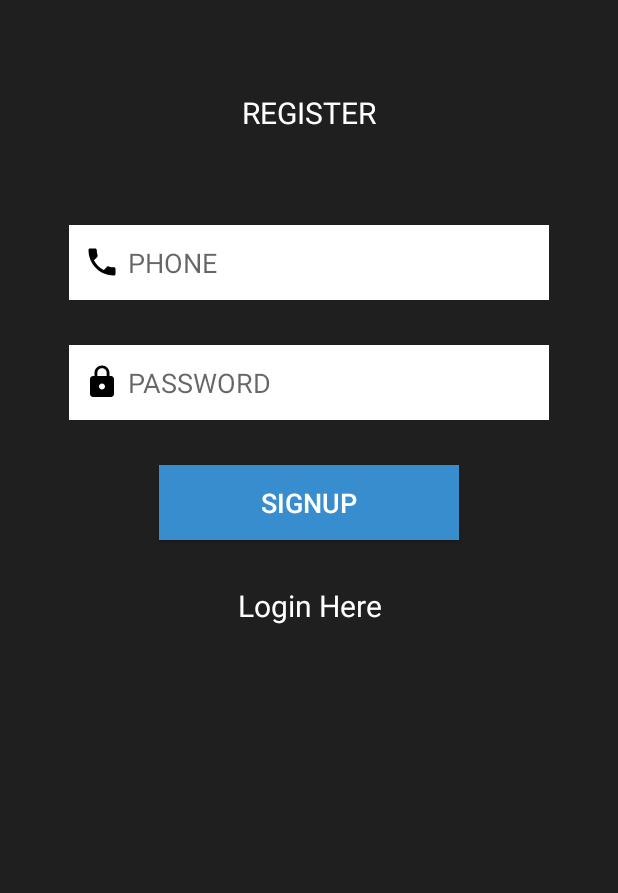
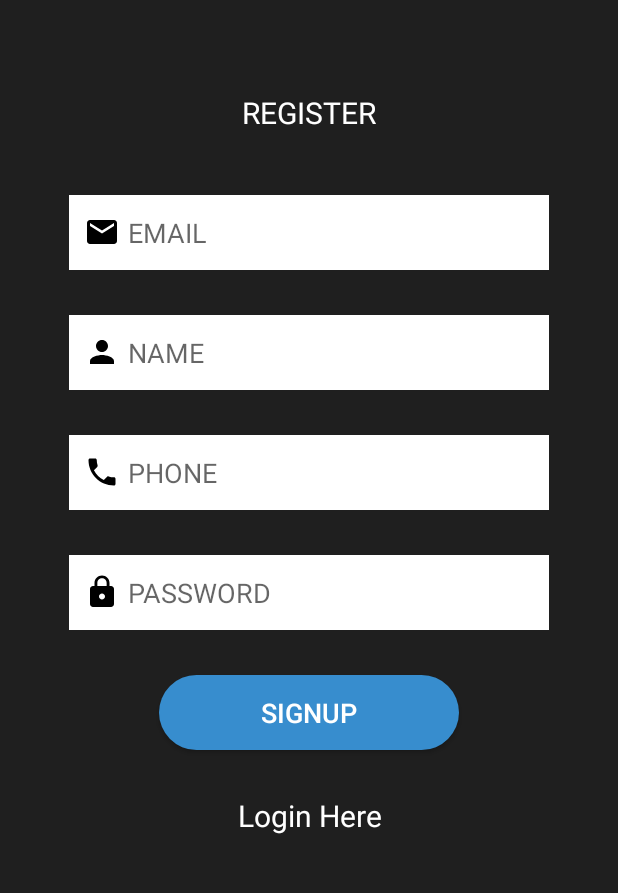
Before and after one commit to Zentario/CabNowAndroidApp, an Android app: the screen it shows after launch (MainActivity), on a phone screen of 412 x 824 dp, the part 195-1088 px from its top. Run offline under Robolectric (Android 15) with nearby library versions, the phone set to English and light mode, and no system bars; libraries missing offline, so code that uses them is left out: dmax.dialog.

Commit message:
small change

```diff
--- a/app/build.gradle
+++ b/app/build.gradle
@@ -30,4 +30,5 @@ dependencies {
     implementation 'com.squareup.retrofit2:retrofit:2.4.0'
     implementation 'com.squareup.retrofit2:converter-scalars:2.3.0'
     implementation 'com.squareup.retrofit2:converter-gson:2.4.0'
+    implementation 'com.github.d-max:spots-dialog:1.1@aar'
 }
--- a/app/src/main/java/com/example/cabnow/MainActivity.java
+++ b/app/src/main/java/com/example/cabnow/MainActivity.java
@@ -2,6 +2,7 @@ package com.example.cabnow;
 
 import androidx.appcompat.app.AppCompatActivity;
 
+import android.app.AlertDialog;
 import android.content.Intent;
 import android.os.Bundle;
 import android.util.Log;
@@ -16,6 +17,7 @@ import org.json.JSONObject;
 
 import java.io.IOException;
 
+import dmax.dialog.SpotsDialog;
 import okhttp3.ResponseBody;
 import retrofit2.Call;
 import retrofit2.Callback;
@@ -56,6 +58,14 @@ public class MainActivity extends AppCompatActivity {
                         e.printStackTrace();
                     }
 
+                    final AlertDialog dialog = new SpotsDialog.Builder()
+                            .setContext(MainActivity.this)
+                            .setMessage("Creating new user")
+                            .setCancelable(false)
+                            .build();
+
+                    dialog.show();
+
                     Call<ResponseBody> call = RetrofitClient
                             .getInstance()
                             .getApi()
@@ -84,21 +94,25 @@ public class MainActivity extends AppCompatActivity {
 
                                     if(!error)
                                     {
-                                        Toast.makeText(MainActivity.this, msg, Toast.LENGTH_SHORT).show();
+                                        //Toast.makeText(MainActivity.this, msg, Toast.LENGTH_SHORT).show();
+                                        dialog.dismiss();
                                         startActivity(new Intent(MainActivity.this, LoginActivity.class));
                                     }
                                     else
                                     {
-                                        Toast.makeText(MainActivity.this, msg, Toast.LENGTH_SHORT).show();
+                                        dialog.dismiss();
+                                        Toast.makeText(MainActivity.this, msg, Toast.LENGTH_LONG).show();
                                     }
                                 } catch (JSONException e) {
                                     e.printStackTrace();
                                 }
                             }
+
                         }
 
                         @Override
                         public void onFailure(Call<ResponseBody> call, Throwable t) {
+                            dialog.dismiss();
                             Toast.makeText(MainActivity.this, t.getMessage(), Toast.LENGTH_LONG).show();
                         }
                     });
--- /dev/null
+++ b/app/src/main/res/drawable/button_shape.xml
@@ -0,0 +1,7 @@
+<?xml version="1.0" encoding="utf-8"?>
+<shape xmlns:android="http://schemas.android.com/apk/res/android"
+    android:shape="rectangle">
+    <solid android:color="#378DCE"/>
+    <corners android:radius="30dp"/>
+
+</shape>
--- /dev/null
+++ b/app/src/main/res/drawable/ic_email_black_24dp.xml
@@ -0,0 +1,9 @@
+<vector xmlns:android="http://schemas.android.com/apk/res/android"
+        android:width="24dp"
+        android:height="24dp"
+        android:viewportWidth="24.0"
+        android:viewportHeight="24.0">
+    <path
+        android:fillColor="#FF000000"
+        android:pathData="M20,4L4,4c-1.1,0 -1.99,0.9 -1.99,2L2,18c0,1.1 0.9,2 2,2h16c1.1,0 2,-0.9 2,-2L22,6c0,-1.1 -0.9,-2 -2,-2zM20,8l-8,5 -8,-5L4,6l8,5 8,-5v2z"/>
+</vector>
--- a/app/src/main/res/layout/activity_login.xml
+++ b/app/src/main/res/layout/activity_login.xml
@@ -49,7 +49,7 @@
         android:layout_gravity="center"
         android:layout_marginTop="40dp"
         android:textColor="#fff"
-        android:background="#378DCE"
+        android:background="@drawable/button_shape"
         android:textSize="18sp"/>
 
     <TextView
--- a/app/src/main/res/layout/activity_main.xml
+++ b/app/src/main/res/layout/activity_main.xml
@@ -26,13 +26,39 @@
         android:textSize="20sp"/>
 
     <EditText
+        android:id="@+id/edt_email"
+        android:layout_width="320dp"
+        android:layout_height="50dp"
+        android:background="#fff"
+        android:hint="EMAIL"
+        android:inputType="textEmailAddress"
+        android:layout_marginTop="30dp"
+        android:layout_gravity="center"
+        android:padding="10sp"
+        android:drawableStart="@drawable/ic_email_black_24dp"
+        android:drawablePadding="5dp"/>
+
+    <EditText
+        android:id="@+id/edt_name"
+        android:layout_width="320dp"
+        android:layout_height="50dp"
+        android:background="#fff"
+        android:hint="NAME"
+        android:inputType="text"
+        android:layout_marginTop="30dp"
+        android:layout_gravity="center"
+        android:padding="10sp"
+        android:drawableStart="@drawable/ic_person_black_24dp"
+        android:drawablePadding="5dp"/>
+
+    <EditText
         android:id="@+id/edt_phone"
         android:layout_width="320dp"
         android:layout_height="50dp"
         android:background="#fff"
         android:hint="PHONE"
         android:inputType="phone"
-        android:layout_marginTop="50dp"
+        android:layout_marginTop="30dp"
         android:layout_gravity="center"
         android:padding="10sp"
         android:drawableStart="@drawable/ic_phone_black_24dp"
@@ -59,8 +85,8 @@
         android:layout_gravity="center"
         android:layout_marginTop="30dp"
         android:textColor="#fff"
-        android:background="#378DCE"
-        android:textSize="18sp"/>
+        android:background="@drawable/button_shape"
+        android:textSize="18sp" />
 
     <TextView
         android:id="@+id/tv_login"
```
